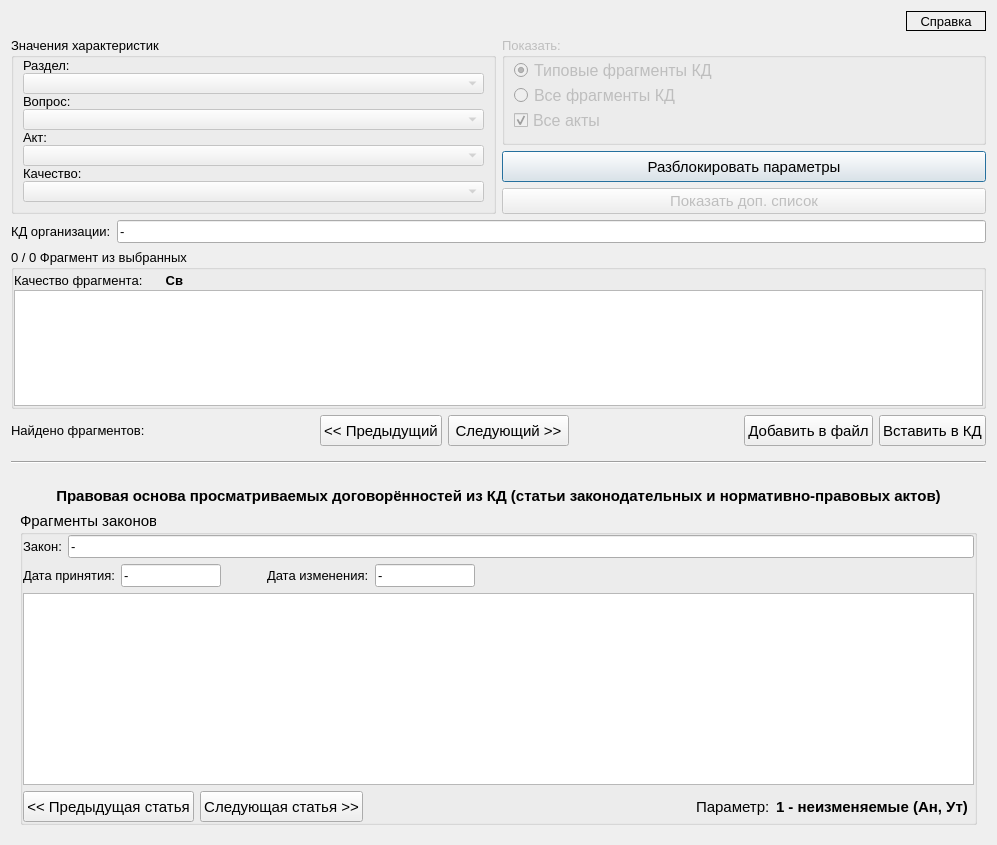
Qt form knowledgebase.ui (YakSid/KDC_RSREU) before a commit.
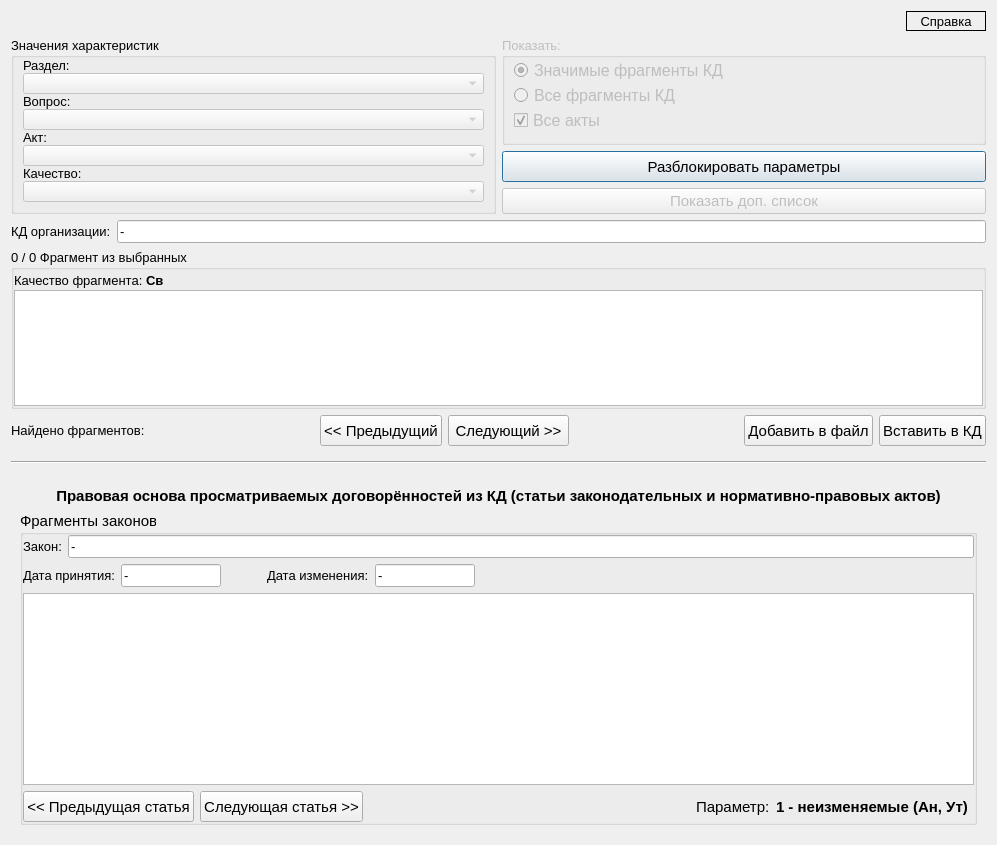
The same form after that commit.

Patch:
```diff
--- a/knowledgebase.ui
+++ b/knowledgebase.ui
@@ -286,7 +286,7 @@
              </font>
             </property>
             <property name="text">
-             <string>Типовые фрагменты КД</string>
+             <string>Значимые фрагменты КД</string>
             </property>
             <property name="checked">
              <bool>true</bool>
@@ -438,7 +438,7 @@
         <item>
          <widget class="QLabel" name="label_4">
           <property name="text">
-           <string>Качество фрагмента:</string>
+           <string>Качество фрагмента: </string>
           </property>
          </widget>
         </item>
@@ -446,13 +446,13 @@
          <widget class="QLabel" name="lb_newKach">
           <property name="minimumSize">
            <size>
-            <width>40</width>
+            <width>400</width>
             <height>0</height>
            </size>
           </property>
           <property name="maximumSize">
            <size>
-            <width>40</width>
+            <width>400</width>
             <height>16777215</height>
            </size>
           </property>
@@ -466,7 +466,7 @@
            <string>Св</string>
           </property>
           <property name="alignment">
-           <set>Qt::AlignRight|Qt::AlignTrailing|Qt::AlignVCenter</set>
+           <set>Qt::AlignLeading|Qt::AlignLeft|Qt::AlignVCenter</set>
           </property>
          </widget>
         </item>
```
